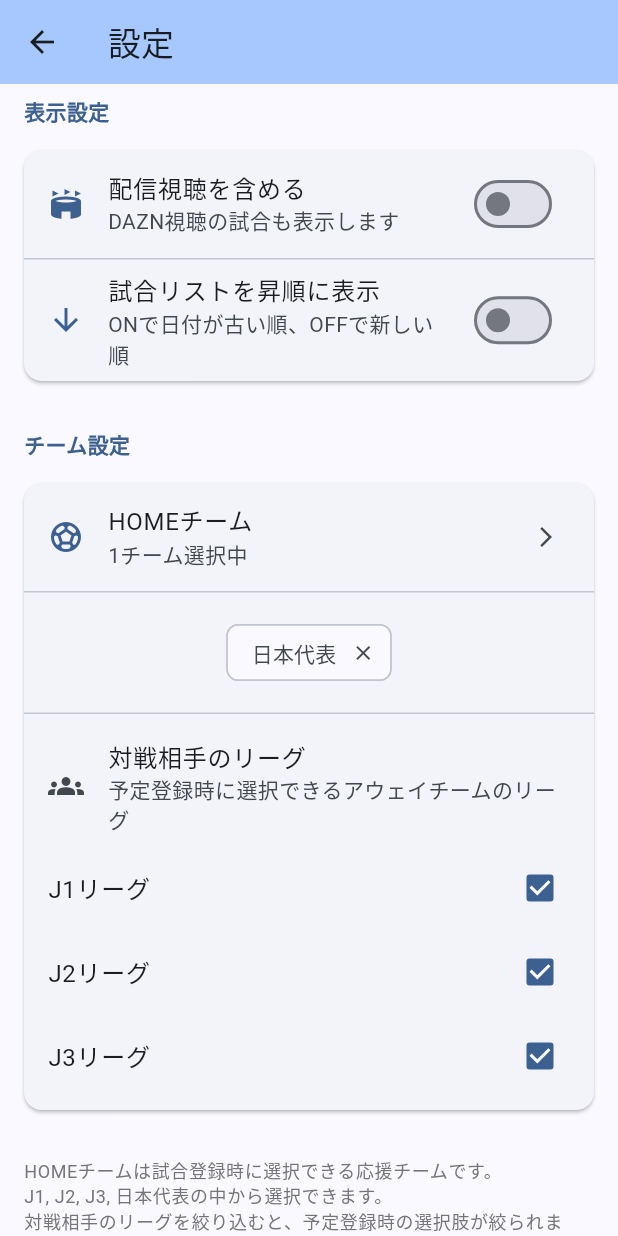
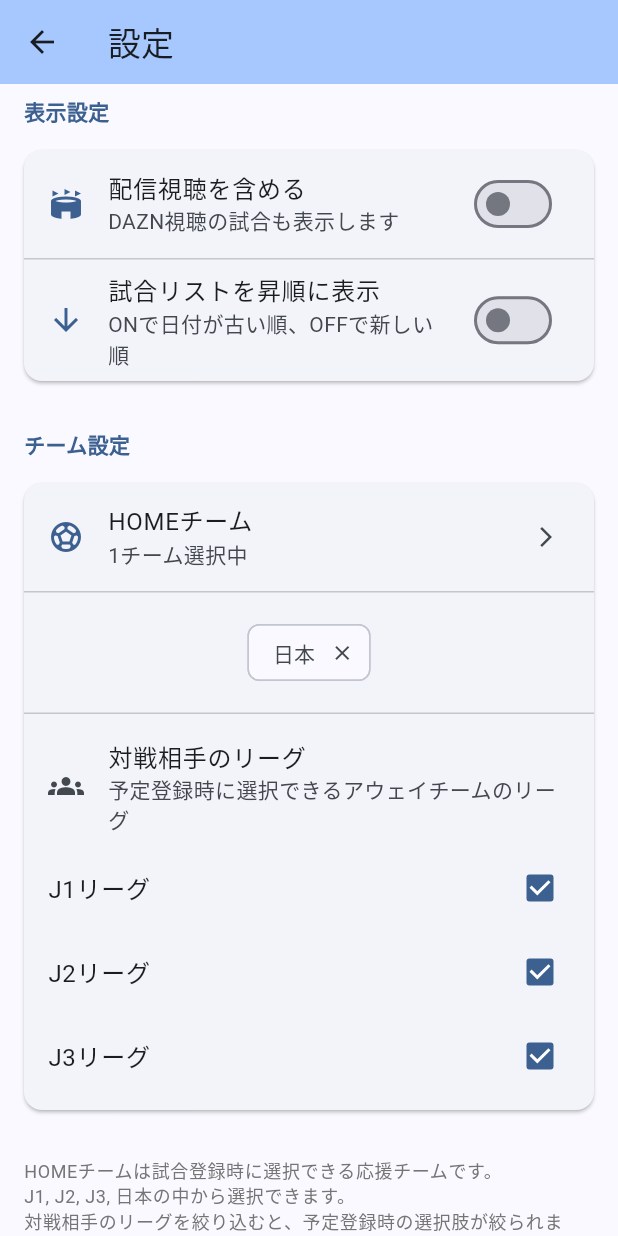
Before and after one commit to sion1073/jleague_watching_calendar, a Flutter app: the SettingsScreen screen opened directly, on a phone screen of 412 x 824 dp. Run offline on Flutter 3.47's test engine with Material 3 defaults, Android fonts, the phone set to English and light mode, and no system bars; our stand-ins replace hive, hive_flutter, shared_preferences, table_calendar, web; missing offline and left inert: dart:html, dart:js_interop, dart:ui_web; accounts and stored records are empty.

Commit message:
fix: チーム一覧をJリーグ・日本代表のみ表示し、HOMEチーム名を「日本」に変更
- チーム一覧（チームタブ）に「その他」で入力したカスタムチーム名が表示される不具合を修正
  - league_list_screen.dart: homeTeam を teamInfoByName でフィルタリングし、allTeamInfoList 未登録のチームを除外
- HOMEチーム選択肢の表示名を「日本代表」→「日本」に変更
  - team_constants.dart: チーム名を更新
  - settings_screen.dart: 説明テキストを更新
  - team_detail_screen.dart: isJapanNationalTeam 判定を「日本」に更新（シーズン名は「日本代表」を維持）

```diff
--- a/lib/constants/team_constants.dart
+++ b/lib/constants/team_constants.dart
@@ -21,9 +21,9 @@ class TeamInfo {
 /// Jリーグクラブは 'assets/emblems/jleague/[filename].png'、
 /// 日本代表は 'assets/emblems/national/[filename].png' 形式で指定してください。
 const List<TeamInfo> allTeamInfoList = [
-  // 日本代表
+  // 日本
   TeamInfo(
-    name: '日本代表',
+    name: '日本',
     division: 'national',
     emblemAssetPath: null, // 例: 'assets/emblems/national/japan.png'
   ),
--- a/lib/screens/league_list_screen.dart
+++ b/lib/screens/league_list_screen.dart
@@ -6,6 +6,7 @@ import '../models/season.dart';
 import '../models/match_result.dart';
 import '../widgets/app_layout.dart';
 import '../widgets/team_emblem_widget.dart';
+import '../constants/team_constants.dart';
 import 'season_detail_screen.dart';
 import 'season_form_screen.dart';
 import 'team_detail_screen.dart';
@@ -241,7 +242,9 @@ class _LeagueListScreenState extends State<LeagueListScreen> {
         // 配信視聴を含める設定がONの場合はすべてカウント
         // OFFの場合はスタジアム観戦のみカウント
         if (includeStreaming || match.viewingType == ViewingType.stadium) {
-          teamMatchCounts[match.homeTeam] = (teamMatchCounts[match.homeTeam] ?? 0) + 1;
+          if (teamInfoByName.containsKey(match.homeTeam)) {
+            teamMatchCounts[match.homeTeam] = (teamMatchCounts[match.homeTeam] ?? 0) + 1;
+          }
         }
       }
     }
--- a/lib/screens/settings_screen.dart
+++ b/lib/screens/settings_screen.dart
@@ -295,7 +295,7 @@ class _SettingsScreenState extends State<SettingsScreen> {
                   padding: const EdgeInsets.symmetric(horizontal: 16.0),
                   child: Text(
                     'HOMEチームは試合登録時に選択できる応援チームです。\n'
-                    'J1, J2, J3, 日本代表の中から選択できます。\n'
+                    'J1, J2, J3, 日本の中から選択できます。\n'
                     '対戦相手のリーグを絞り込むと、予定登録時の選択肢が絞られます。',
                     style: Theme.of(context).textTheme.bodySmall?.copyWith(
                           color: Colors.grey.shade600,
--- a/lib/screens/team_detail_screen.dart
+++ b/lib/screens/team_detail_screen.dart
@@ -159,7 +159,7 @@ class _TeamDetailScreenState extends State<TeamDetailScreen> {
   @override
   Widget build(BuildContext context) {
     final settings = AppSettings.of(context);
-    final isJapanNationalTeam = widget.teamName == '日本代表';
+    final isJapanNationalTeam = widget.teamName == '日本';
 
     // 観戦タイプでフィルタリングしてソート
     final matches = _allMatches.where((m) {
```
Also changed, not shown: 1 other file.
